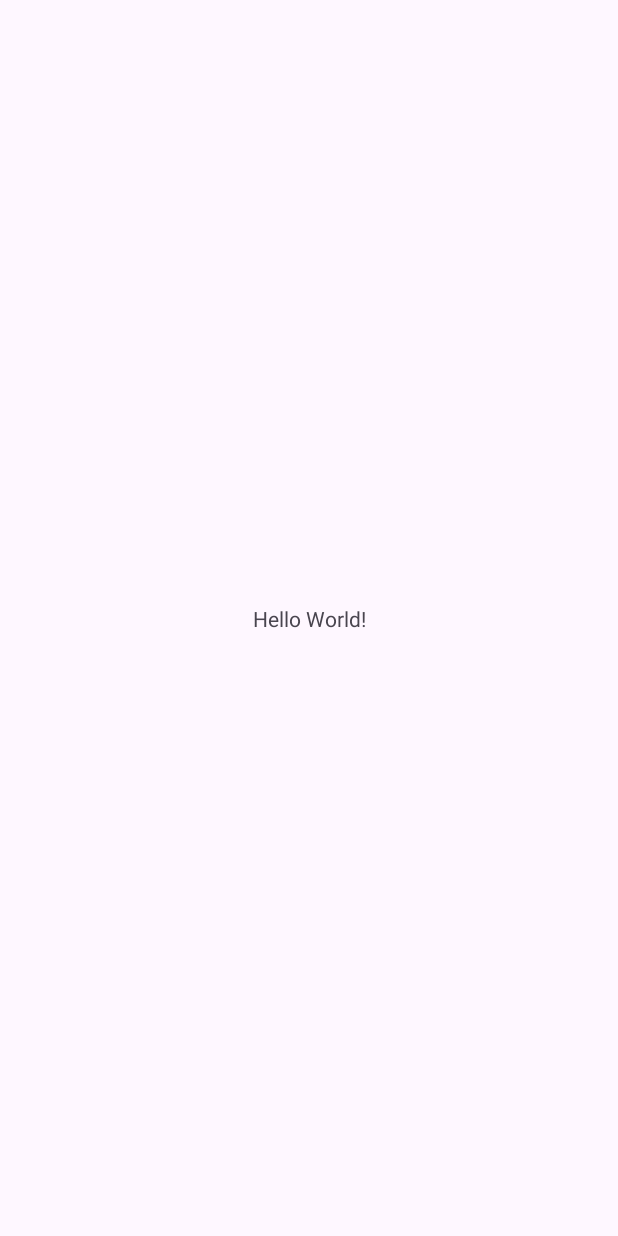
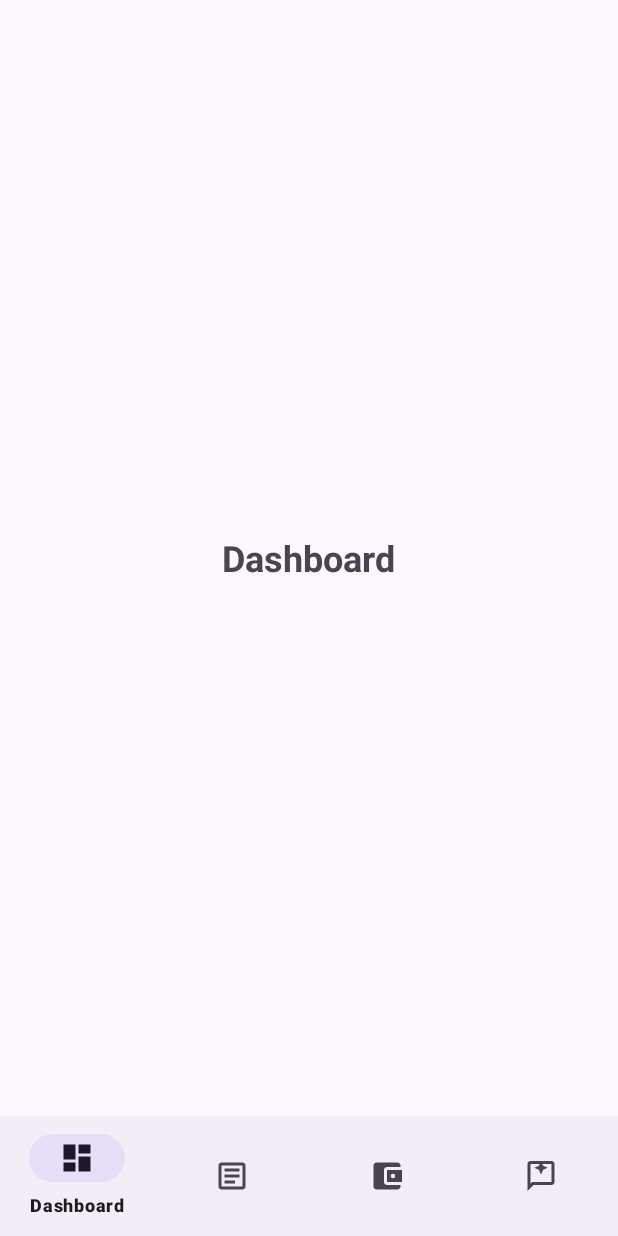
Before and after one commit to Pallavi-0202/FinSight, an Android app: the screen it shows after launch (MainActivity), on a phone screen of 412 x 824 dp. Before the commit the screen is almost empty. Run offline under Robolectric (Android 15) with nearby library versions, the phone set to English and light mode, and no system bars; our stand-ins replace navigation-ui.

Commit message:
Add navigation shell with bottom navigation

```diff
--- a/app/src/main/java/com/example/finsight/MainActivity.kt
+++ b/app/src/main/java/com/example/finsight/MainActivity.kt
@@ -5,16 +5,36 @@ import androidx.activity.enableEdgeToEdge
 import androidx.appcompat.app.AppCompatActivity
 import androidx.core.view.ViewCompat
 import androidx.core.view.WindowInsetsCompat
+import androidx.navigation.fragment.NavHostFragment
+import androidx.navigation.ui.setupWithNavController
+import com.example.finsight.databinding.ActivityMainBinding
 
+/**
+ * Main Activity host for the application, connecting BottomNavigationView with NavController.
+ */
 class MainActivity : AppCompatActivity() {
+
+    private lateinit var binding: ActivityMainBinding
+
     override fun onCreate(savedInstanceState: Bundle?) {
         super.onCreate(savedInstanceState)
         enableEdgeToEdge()
-        setContentView(R.layout.activity_main)
-        ViewCompat.setOnApplyWindowInsetsListener(findViewById(R.id.main)) { v, insets ->
+
+        binding = ActivityMainBinding.inflate(layoutInflater)
+        setContentView(binding.root)
+
+        // Apply window insets so bottom navigation bar is not obscured by system navigation
+        ViewCompat.setOnApplyWindowInsetsListener(binding.main) { _, insets ->
             val systemBars = insets.getInsets(WindowInsetsCompat.Type.systemBars())
-            v.setPadding(systemBars.left, systemBars.top, systemBars.right, systemBars.bottom)
+            binding.main.setPadding(systemBars.left, systemBars.top, systemBars.right, 0)
+            binding.bottomNav.setPadding(0, 0, 0, systemBars.bottom)
             insets
         }
+
+        // Connect BottomNavigationView to NavController
+        val navHostFragment = supportFragmentManager
+            .findFragmentById(R.id.nav_host_fragment) as NavHostFragment
+        val navController = navHostFragment.navController
+        binding.bottomNav.setupWithNavController(navController)
     }
 }
--- /dev/null
+++ b/app/src/main/java/com/example/finsight/ui/DashboardFragment.kt
@@ -0,0 +1,31 @@
+package com.example.finsight.ui
+
+import android.os.Bundle
+import android.view.LayoutInflater
+import android.view.View
+import android.view.ViewGroup
+import androidx.fragment.app.Fragment
+import com.example.finsight.databinding.FragmentDashboardBinding
+
+/**
+ * Fragment responsible for displaying the main financial dashboard overview.
+ */
+class DashboardFragment : Fragment() {
+
+    private var _binding: FragmentDashboardBinding? = null
+    private val binding get() = _binding!!
+
+    override fun onCreateView(
+        inflater: LayoutInflater,
+        container: ViewGroup?,
+        savedInstanceState: Bundle?
+    ): View {
+        _binding = FragmentDashboardBinding.inflate(inflater, container, false)
+        return binding.root
+    }
+
+    override fun onDestroyView() {
+        super.onDestroyView()
+        _binding = null
+    }
+}
--- /dev/null
+++ b/app/src/main/res/drawable/ic_assistant.xml
@@ -0,0 +1,9 @@
+<vector xmlns:android="http://schemas.android.com/apk/res/android"
+    android:width="24dp"
+    android:height="24dp"
+    android:viewportWidth="24"
+    android:viewportHeight="24">
+    <path
+        android:fillColor="#FF000000"
+        android:pathData="M19,2H5C3.9,2 3,2.9 3,4v18l4,-4h12c1.1,0 2,-0.9 2,-2V4C21,2.9 20.1,2 19,2zM19,16H6.17L5,17.17V4h14v12zm-7,-5l1.41,-3.09L16.5,6.5l-3.09,-1.41L12,2l-1.41,3.09L7.5,6.5l3.09,1.41L12,11z"/>
+</vector>
--- /dev/null
+++ b/app/src/main/res/drawable/ic_budgets.xml
@@ -0,0 +1,9 @@
+<vector xmlns:android="http://schemas.android.com/apk/res/android"
+    android:width="24dp"
+    android:height="24dp"
+    android:viewportWidth="24"
+    android:viewportHeight="24">
+    <path
+        android:fillColor="#FF000000"
+        android:pathData="M21,18v1c0,1.1 -0.9,2 -2,2H5c-1.11,0 -2,-0.9 -2,-2V5c0,-1.1 0.89,-2 2,-2h14c1.1,0 2,0.9 2,2v1h-9c-1.11,0 -2,0.9 -2,2v8c0,1.1 0.89,2 2,2h9zm-9,-2h10V8H12v8zm4,-2.5c-0.83,0 -1.5,-0.67 -1.5,-1.5s0.67,-1.5 1.5,-1.5 1.5,0.67 1.5,1.5 -0.67,1.5 -1.5,1.5z"/>
+</vector>
--- /dev/null
+++ b/app/src/main/res/drawable/ic_dashboard.xml
@@ -0,0 +1,9 @@
+<vector xmlns:android="http://schemas.android.com/apk/res/android"
+    android:width="24dp"
+    android:height="24dp"
+    android:viewportWidth="24"
+    android:viewportHeight="24">
+    <path
+        android:fillColor="#FF000000"
+        android:pathData="M3,13h8V3H3v10zm0,8h8v-6H3v6zm10,0h8V11h-8v10zm0-18v6h8V3h-8z"/>
+</vector>
--- /dev/null
+++ b/app/src/main/res/drawable/ic_transactions.xml
@@ -0,0 +1,9 @@
+<vector xmlns:android="http://schemas.android.com/apk/res/android"
+    android:width="24dp"
+    android:height="24dp"
+    android:viewportWidth="24"
+    android:viewportHeight="24">
+    <path
+        android:fillColor="#FF000000"
+        android:pathData="M19,3H5C3.9,3 3,3.9 3,5v14c0,1.1 0.9,2 2,2h14c1.1,0 2,-0.9 2,-2V5C21,3.9 20.1,3 19,3zM19,19H5V5h14v14zM7,7h10v2H7V7zm0,4h10v2H7v-2zm0,4h7v2H7v-2z"/>
+</vector>
--- a/app/src/main/res/layout/activity_main.xml
+++ b/app/src/main/res/layout/activity_main.xml
@@ -7,13 +7,25 @@
     android:layout_height="match_parent"
     tools:context=".MainActivity">
 
-    <TextView
-        android:layout_width="wrap_content"
+    <androidx.fragment.app.FragmentContainerView
+        android:id="@+id/nav_host_fragment"
+        android:name="androidx.navigation.fragment.NavHostFragment"
+        android:layout_width="0dp"
+        android:layout_height="0dp"
+        app:defaultNavHost="true"
+        app:layout_constraintBottom_toTopOf="@id/bottom_nav"
+        app:layout_constraintEnd_toEndOf="parent"
+        app:layout_constraintStart_toStartOf="parent"
+        app:layout_constraintTop_toTopOf="parent"
+        app:navGraph="@navigation/nav_graph" />
+
+    <com.google.android.material.bottomnavigation.BottomNavigationView
+        android:id="@+id/bottom_nav"
+        android:layout_width="0dp"
         android:layout_height="wrap_content"
-        android:text="Hello World!"
         app:layout_constraintBottom_toBottomOf="parent"
         app:layout_constraintEnd_toEndOf="parent"
         app:layout_constraintStart_toStartOf="parent"
-        app:layout_constraintTop_toTopOf="parent" />
+        app:menu="@menu/bottom_nav_menu" />
 
 </androidx.constraintlayout.widget.ConstraintLayout>
--- /dev/null
+++ b/app/src/main/res/layout/fragment_dashboard.xml
@@ -0,0 +1,15 @@
+<?xml version="1.0" encoding="utf-8"?>
+<FrameLayout xmlns:android="http://schemas.android.com/apk/res/android"
+    android:layout_width="match_parent"
+    android:layout_height="match_parent">
+
+    <TextView
+        android:id="@+id/tv_title"
+        android:layout_width="wrap_content"
+        android:layout_height="wrap_content"
+        android:layout_gravity="center"
+        android:text="Dashboard"
+        android:textSize="24sp"
+        android:textStyle="bold" />
+
+</FrameLayout>
--- /dev/null
+++ b/app/src/main/res/menu/bottom_nav_menu.xml
@@ -0,0 +1,19 @@
+<?xml version="1.0" encoding="utf-8"?>
+<menu xmlns:android="http://schemas.android.com/apk/res/android">
+    <item
+        android:id="@+id/dashboardFragment"
+        android:icon="@drawable/ic_dashboard"
+        android:title="Dashboard" />
+    <item
+        android:id="@+id/transactionsFragment"
+        android:icon="@drawable/ic_transactions"
+        android:title="Transactions" />
+    <item
+        android:id="@+id/budgetsFragment"
+        android:icon="@drawable/ic_budgets"
+        android:title="Budgets" />
+    <item
+        android:id="@+id/assistantFragment"
+        android:icon="@drawable/ic_assistant"
+        android:title="Assistant" />
+</menu>
--- /dev/null
+++ b/app/src/main/res/navigation/nav_graph.xml
@@ -0,0 +1,31 @@
+<?xml version="1.0" encoding="utf-8"?>
+<navigation xmlns:android="http://schemas.android.com/apk/res/android"
+    xmlns:app="http://schemas.android.com/apk/res-auto"
+    xmlns:tools="http://schemas.android.com/tools"
+    android:id="@+id/nav_graph"
+    app:startDestination="@id/dashboardFragment">
+
+    <fragment
+        android:id="@+id/dashboardFragment"
+        android:name="com.example.finsight.ui.DashboardFragment"
+        android:label="Dashboard"
+        tools:layout="@layout/fragment_dashboard" />
+
+    <fragment
+        android:id="@+id/transactionsFragment"
+        android:name="com.example.finsight.ui.TransactionsFragment"
+        android:label="Transactions"
+        tools:layout="@layout/fragment_transactions" />
+
+    <fragment
+        android:id="@+id/budgetsFragment"
+        android:name="com.example.finsight.ui.BudgetsFragment"
+        android:label="Budgets"
+        tools:layout="@layout/fragment_budgets" />
+
+    <fragment
+        android:id="@+id/assistantFragment"
+        android:name="com.example.finsight.ui.AssistantFragment"
+        android:label="Assistant"
+        tools:layout="@layout/fragment_assistant" />
+</navigation>
```
Also changed, not shown: app/src/main/java/com/example/finsight/ui/AssistantFragment.kt (added, +31 -0 lines), app/src/main/java/com/example/finsight/ui/BudgetsFragment.kt (added, +31 -0 lines), app/src/main/java/com/example/finsight/ui/TransactionsFragment.kt (added, +31 -0 lines), app/src/main/res/layout/fragment_assistant.xml (added, +15 -0 lines), app/src/main/res/layout/fragment_budgets.xml (added, +15 -0 lines), app/src/main/res/layout/fragment_transactions.xml (added, +15 -0 lines).
